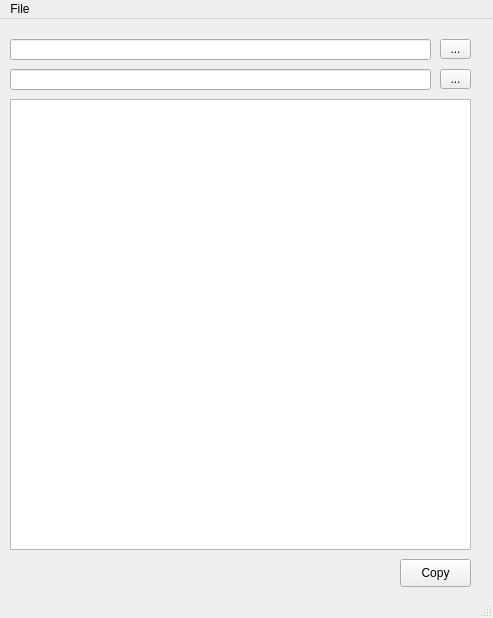
Old version of the form qtdesign/mainwindow.ui in the repository esdevop/orderedfilecopy.
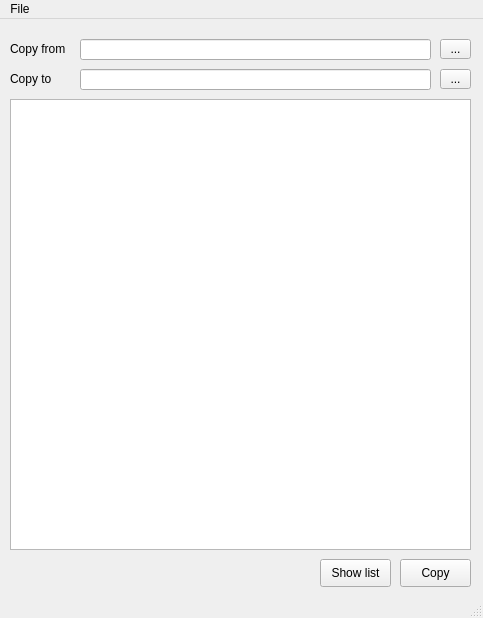
New version of the form.

Commit message: changed the design of main window. Added the 'Show list' button and labels 'Copy from', 'Copy to'

Patch:
```diff
--- a/qtdesign/mainwindow.ui
+++ b/qtdesign/mainwindow.ui
@@ -6,7 +6,7 @@
    <rect>
     <x>0</x>
     <y>0</y>
-    <width>493</width>
+    <width>483</width>
     <height>618</height>
    </rect>
   </property>
@@ -17,9 +17,9 @@
    <widget class="QLineEdit" name="lineEdit_PATH_TO_SOURCE">
     <property name="geometry">
      <rect>
-      <x>10</x>
+      <x>80</x>
       <y>20</y>
-      <width>421</width>
+      <width>351</width>
       <height>21</height>
      </rect>
     </property>
@@ -27,9 +27,9 @@
    <widget class="QLineEdit" name="lineEdit_PATH_TO_OUTPUT">
     <property name="geometry">
      <rect>
-      <x>10</x>
+      <x>80</x>
       <y>50</y>
-      <width>421</width>
+      <width>351</width>
       <height>21</height>
      </rect>
     </property>
@@ -83,13 +83,52 @@
      <string>Copy</string>
     </property>
    </widget>
+   <widget class="QLabel" name="label_COPY_FROM">
+    <property name="geometry">
+     <rect>
+      <x>10</x>
+      <y>20</y>
+      <width>61</width>
+      <height>20</height>
+     </rect>
+    </property>
+    <property name="text">
+     <string>Copy from</string>
+    </property>
+   </widget>
+   <widget class="QLabel" name="label_COPY_TO">
+    <property name="geometry">
+     <rect>
+      <x>10</x>
+      <y>50</y>
+      <width>61</width>
+      <height>20</height>
+     </rect>
+    </property>
+    <property name="text">
+     <string>Copy to</string>
+    </property>
+   </widget>
+   <widget class="QPushButton" name="pushButton_SHOW_LIST">
+    <property name="geometry">
+     <rect>
+      <x>320</x>
+      <y>540</y>
+      <width>71</width>
+      <height>28</height>
+     </rect>
+    </property>
+    <property name="text">
+     <string>Show list</string>
+    </property>
+   </widget>
   </widget>
   <widget class="QMenuBar" name="menubar">
    <property name="geometry">
     <rect>
      <x>0</x>
      <y>0</y>
-     <width>493</width>
+     <width>483</width>
      <height>25</height>
     </rect>
    </property>
```
Left out of the diff: 2 changed lines with no effect on the pictures.
